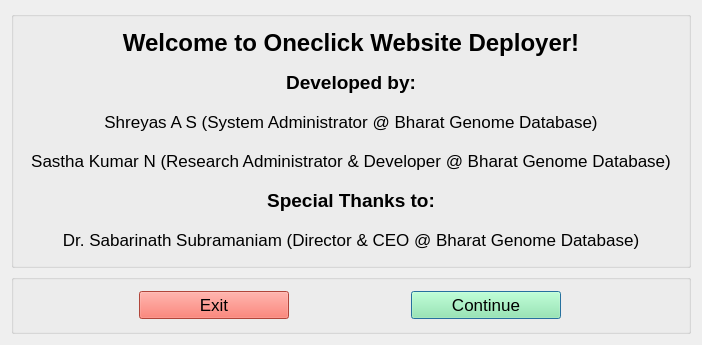
Before: the Qt Designer form WelcomeDialog.ui in shreyas-a-s/qt-python, drawn with Qt 5.
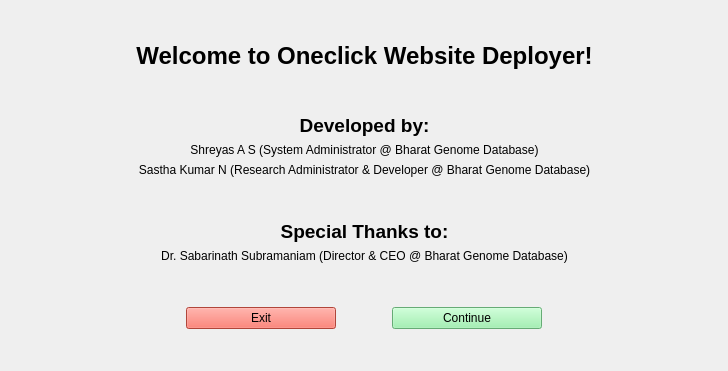
After: the same form once the commit is applied.

Commit message: Replace WelcomeDialog.py & WelcomeDialog.ui with latest versions

```diff
--- a/WelcomeDialog.ui
+++ b/WelcomeDialog.ui
@@ -1,89 +1,31 @@
 <?xml version="1.0" encoding="UTF-8"?>
 <ui version="4.0">
  <class>WelcomeDialogWindow</class>
- <widget class="QDialog" name="WelcomeDialogWindow">
+ <widget class="QMainWindow" name="WelcomeDialogWindow">
   <property name="geometry">
    <rect>
     <x>0</x>
     <y>0</y>
-    <width>702</width>
-    <height>345</height>
+    <width>728</width>
+    <height>371</height>
    </rect>
   </property>
   <property name="minimumSize">
    <size>
-    <width>702</width>
-    <height>345</height>
+    <width>728</width>
+    <height>371</height>
    </size>
   </property>
-  <property name="font">
-   <font>
-    <pointsize>13</pointsize>
-   </font>
-  </property>
-  <property name="focusPolicy">
-   <enum>Qt::ClickFocus</enum>
-  </property>
   <property name="windowTitle">
    <string>Welcome Dialog</string>
   </property>
-  <property name="locale">
-   <locale language="English" country="World"/>
-  </property>
-  <property name="sizeGripEnabled">
-   <bool>false</bool>
-  </property>
-  <layout class="QVBoxLayout" name="verticalLayout">
-   <item>
-    <widget class="QGroupBox" name="GroupBox1">
-     <layout class="QHBoxLayout" name="horizontalLayout">
-      <item>
-       <layout class="QGridLayout" name="GridLayout1">
-        <item row="2" column="0">
-         <widget class="QLabel" name="Name1">
-          <property name="text">
-           <string>Shreyas A S (System Administrator @ Bharat Genome Database)</string>
-          </property>
-          <property name="alignment">
-           <set>Qt::AlignCenter</set>
-          </property>
-         </widget>
-        </item>
+  <widget class="QWidget" name="centralwidget">
+   <layout class="QGridLayout" name="gridLayout_2">
+    <item row="1" column="1">
+     <layout class="QGridLayout" name="gridLayout">
         <item row="4" column="0">
-         <widget class="QLabel" name="ThanksText">
-          <property name="font">
-           <font>
-            <pointsize>14</pointsize>
-            <weight>75</weight>
-            <bold>true</bold>
-           </font>
-          </property>
-          <property name="text">
-           <string>Special Thanks to:</string>
-          </property>
-          <property name="alignment">
-           <set>Qt::AlignCenter</set>
-          </property>
-         </widget>
-        </item>
-        <item row="1" column="0">
-         <widget class="QLabel" name="DevelopedByText">
-          <property name="font">
-           <font>
-            <pointsize>14</pointsize>
-            <weight>75</weight>
-            <bold>true</bold>
-           </font>
-          </property>
-          <property name="text">
-           <string>Developed by:</string>
-          </property>
-          <property name="alignment">
-           <set>Qt::AlignCenter</set>
-          </property>
-         </widget>
-        </item>
-        <item row="0" column="0">
+       <layout class="QVBoxLayout" name="verticalLayout_2">
+        <item>
          <widget class="QLabel" name="WelcomeHeader">
           <property name="font">
            <font>
@@ -100,7 +42,49 @@
           </property>
          </widget>
         </item>
-        <item row="3" column="0">
+        <item>
+         <layout class="QVBoxLayout" name="verticalLayout_5">
+          <item>
+           <spacer name="verticalSpacer_5">
+            <property name="orientation">
+             <enum>Qt::Vertical</enum>
+            </property>
+            <property name="sizeHint" stdset="0">
+             <size>
+              <width>20</width>
+              <height>40</height>
+             </size>
+            </property>
+           </spacer>
+          </item>
+          <item>
+           <widget class="QLabel" name="DevelopedByText">
+            <property name="font">
+             <font>
+              <pointsize>14</pointsize>
+              <weight>75</weight>
+              <bold>true</bold>
+             </font>
+            </property>
+            <property name="text">
+             <string>Developed by:</string>
+            </property>
+            <property name="alignment">
+             <set>Qt::AlignCenter</set>
+            </property>
+           </widget>
+          </item>
+          <item>
+           <widget class="QLabel" name="Name1">
+            <property name="text">
+             <string>Shreyas A S (System Administrator @ Bharat Genome Database)</string>
+            </property>
+            <property name="alignment">
+             <set>Qt::AlignCenter</set>
+            </property>
+           </widget>
+          </item>
+          <item>
          <widget class="QLabel" name="Name2">
           <property name="text">
            <string>Sastha Kumar N (Research Administrator &amp; Developer @ Bharat Genome Database)</string>
@@ -110,7 +94,41 @@
           </property>
          </widget>
         </item>
-        <item row="5" column="0">
+         </layout>
+        </item>
+        <item>
+         <spacer name="verticalSpacer">
+          <property name="orientation">
+           <enum>Qt::Vertical</enum>
+          </property>
+          <property name="sizeHint" stdset="0">
+           <size>
+            <width>20</width>
+            <height>40</height>
+           </size>
+          </property>
+         </spacer>
+        </item>
+        <item>
+         <layout class="QVBoxLayout" name="verticalLayout_9">
+          <item>
+           <widget class="QLabel" name="ThanksText">
+            <property name="font">
+             <font>
+              <pointsize>14</pointsize>
+              <weight>75</weight>
+              <bold>true</bold>
+             </font>
+            </property>
+            <property name="text">
+             <string>Special Thanks to:</string>
+            </property>
+            <property name="alignment">
+             <set>Qt::AlignCenter</set>
+            </property>
+           </widget>
+          </item>
+          <item>
          <widget class="QLabel" name="Name3">
           <property name="text">
            <string>Dr. Sabarinath Subramaniam (Director &amp; CEO @ Bharat Genome Database)</string>
@@ -120,482 +138,24 @@
           </property>
          </widget>
         </item>
-       </layout>
-      </item>
-     </layout>
-    </widget>
-   </item>
    <item>
-    <widget class="QGroupBox" name="GroupBox2">
-     <property name="maximumSize">
-      <size>
-       <width>16777215</width>
-       <height>60</height>
-      </size>
-     </property>
-     <property name="title">
-      <string/>
-     </property>
-     <layout class="QGridLayout" name="gridLayout_3">
-      <item row="0" column="1">
-       <widget class="QPushButton" name="ContinueButton">
-        <property name="maximumSize">
+           <spacer name="verticalSpacer_4">
+            <property name="orientation">
+             <enum>Qt::Vertical</enum>
+            </property>
+            <property name="sizeHint" stdset="0">
          <size>
-          <width>150</width>
-          <height>16777215</height>
-         </size>
-        </property>
-        <property name="palette">
-         <palette>
-          <active>
-           <colorrole role="WindowText">
-            <brush brushstyle="SolidPattern">
-             <color alpha="255">
-              <red>0</red>
-              <green>0</green>
-              <blue>0</blue>
-             </color>
-            </brush>
-           </colorrole>
-           <colorrole role="Button">
-            <brush brushstyle="SolidPattern">
-             <color alpha="255">
-              <red>143</red>
-              <green>240</green>
-              <blue>164</blue>
-             </color>
-            </brush>
-           </colorrole>
-           <colorrole role="Light">
-            <brush brushstyle="SolidPattern">
-             <color alpha="255">
-              <red>255</red>
-              <green>255</green>
-              <blue>255</blue>
-             </color>
-            </brush>
-           </colorrole>
-           <colorrole role="Midlight">
-            <brush brushstyle="SolidPattern">
-             <color alpha="255">
-              <red>199</red>
-              <green>247</green>
-              <blue>209</blue>
-             </color>
-            </brush>
-           </colorrole>
-           <colorrole role="Dark">
-            <brush brushstyle="SolidPattern">
-             <color alpha="255">
-              <red>72</red>
-              <green>120</green>
-              <blue>82</blue>
-             </color>
-            </brush>
-           </colorrole>
-           <colorrole role="Mid">
-            <brush brushstyle="SolidPattern">
-             <color alpha="255">
-              <red>95</red>
-              <green>160</green>
-              <blue>109</blue>
-             </color>
-            </brush>
-           </colorrole>
-           <colorrole role="Text">
-            <brush brushstyle="SolidPattern">
-             <color alpha="255">
-              <red>0</red>
-              <green>0</green>
-              <blue>0</blue>
-             </color>
-            </brush>
-           </colorrole>
-           <colorrole role="BrightText">
-            <brush brushstyle="SolidPattern">
-             <color alpha="255">
-              <red>255</red>
-              <green>255</green>
-              <blue>255</blue>
-             </color>
-            </brush>
-           </colorrole>
-           <colorrole role="ButtonText">
-            <brush brushstyle="SolidPattern">
-             <color alpha="255">
-              <red>0</red>
-              <green>0</green>
-              <blue>0</blue>
-             </color>
-            </brush>
-           </colorrole>
-           <colorrole role="Base">
-            <brush brushstyle="SolidPattern">
-             <color alpha="255">
-              <red>255</red>
-              <green>255</green>
-              <blue>255</blue>
-             </color>
-            </brush>
-           </colorrole>
-           <colorrole role="Window">
-            <brush brushstyle="SolidPattern">
-             <color alpha="255">
-              <red>143</red>
-              <green>240</green>
-              <blue>164</blue>
-             </color>
-            </brush>
-           </colorrole>
-           <colorrole role="Shadow">
-            <brush brushstyle="SolidPattern">
-             <color alpha="255">
-              <red>0</red>
-              <green>0</green>
-              <blue>0</blue>
-             </color>
-            </brush>
-           </colorrole>
-           <colorrole role="AlternateBase">
-            <brush brushstyle="SolidPattern">
-             <color alpha="255">
-              <red>199</red>
-              <green>247</green>
-              <blue>209</blue>
-             </color>
-            </brush>
-           </colorrole>
-           <colorrole role="ToolTipBase">
-            <brush brushstyle="SolidPattern">
-             <color alpha="255">
-              <red>255</red>
-              <green>255</green>
-              <blue>220</blue>
-             </color>
-            </brush>
-           </colorrole>
-           <colorrole role="ToolTipText">
-            <brush brushstyle="SolidPattern">
-             <color alpha="255">
-              <red>0</red>
-              <green>0</green>
-              <blue>0</blue>
-             </color>
-            </brush>
-           </colorrole>
-           <colorrole role="PlaceholderText">
-            <brush brushstyle="SolidPattern">
-             <color alpha="128">
-              <red>0</red>
-              <green>0</green>
-              <blue>0</blue>
-             </color>
-            </brush>
-           </colorrole>
-          </active>
-          <inactive>
-           <colorrole role="WindowText">
-            <brush brushstyle="SolidPattern">
-             <color alpha="255">
-              <red>0</red>
-              <green>0</green>
-              <blue>0</blue>
-             </color>
-            </brush>
-           </colorrole>
-           <colorrole role="Button">
-            <brush brushstyle="SolidPattern">
-             <color alpha="255">
-              <red>143</red>
-              <green>240</green>
-              <blue>164</blue>
-             </color>
-            </brush>
-           </colorrole>
-           <colorrole role="Light">
-            <brush brushstyle="SolidPattern">
-             <color alpha="255">
-              <red>255</red>
-              <green>255</green>
-              <blue>255</blue>
-             </color>
-            </brush>
-           </colorrole>
-           <colorrole role="Midlight">
-            <brush brushstyle="SolidPattern">
-             <color alpha="255">
-              <red>199</red>
-              <green>247</green>
-              <blue>209</blue>
-             </color>
-            </brush>
-           </colorrole>
-           <colorrole role="Dark">
-            <brush brushstyle="SolidPattern">
-             <color alpha="255">
-              <red>72</red>
-              <green>120</green>
-              <blue>82</blue>
-             </color>
-            </brush>
-           </colorrole>
-           <colorrole role="Mid">
-            <brush brushstyle="SolidPattern">
-             <color alpha="255">
-              <red>95</red>
-              <green>160</green>
-              <blue>109</blue>
-             </color>
-            </brush>
-           </colorrole>
-           <colorrole role="Text">
-            <brush brushstyle="SolidPattern">
-             <color alpha="255">
-              <red>0</red>
-              <green>0</green>
-              <blue>0</blue>
-             </color>
-            </brush>
-           </colorrole>
-           <colorrole role="BrightText">
-            <brush brushstyle="SolidPattern">
-             <color alpha="255">
-              <red>255</red>
-              <green>255</green>
-              <blue>255</blue>
-             </color>
-            </brush>
-           </colorrole>
-           <colorrole role="ButtonText">
-            <brush brushstyle="SolidPattern">
-             <color alpha="255">
-              <red>0</red>
-              <green>0</green>
-              <blue>0</blue>
-             </color>
-            </brush>
-           </colorrole>
-           <colorrole role="Base">
-            <brush brushstyle="SolidPattern">
-             <color alpha="255">
-              <red>255</red>
-              <green>255</green>
-              <blue>255</blue>
-             </color>
-            </brush>
-           </colorrole>
-           <colorrole role="Window">
-            <brush brushstyle="SolidPattern">
-             <color alpha="255">
-              <red>143</red>
-              <green>240</green>
-              <blue>164</blue>
-             </color>
-            </brush>
-           </colorrole>
-           <colorrole role="Shadow">
-            <brush brushstyle="SolidPattern">
-             <color alpha="255">
-              <red>0</red>
-              <green>0</green>
-              <blue>0</blue>
-             </color>
-            </brush>
-           </colorrole>
-           <colorrole role="AlternateBase">
-            <brush brushstyle="SolidPattern">
-             <color alpha="255">
-              <red>199</red>
-              <green>247</green>
-              <blue>209</blue>
-             </color>
-            </brush>
-           </colorrole>
-           <colorrole role="ToolTipBase">
-            <brush brushstyle="SolidPattern">
-             <color alpha="255">
-              <red>255</red>
-              <green>255</green>
-              <blue>220</blue>
-             </color>
-            </brush>
-           </colorrole>
-           <colorrole role="ToolTipText">
-            <brush brushstyle="SolidPattern">
-             <color alpha="255">
-              <red>0</red>
-              <green>0</green>
-              <blue>0</blue>
-             </color>
-            </brush>
-           </colorrole>
-           <colorrole role="PlaceholderText">
-            <brush brushstyle="SolidPattern">
-             <color alpha="128">
-              <red>0</red>
-              <green>0</green>
-              <blue>0</blue>
-             </color>
-            </brush>
-           </colorrole>
-          </inactive>
-          <disabled>
-           <colorrole role="WindowText">
-            <brush brushstyle="SolidPattern">
-             <color alpha="255">
-              <red>72</red>
-              <green>120</green>
-              <blue>82</blue>
-             </color>
-            </brush>
-           </colorrole>
-           <colorrole role="Button">
-            <brush brushstyle="SolidPattern">
-             <color alpha="255">
-              <red>143</red>
-              <green>240</green>
-              <blue>164</blue>
-             </color>
-            </brush>
-           </colorrole>
-           <colorrole role="Light">
-            <brush brushstyle="SolidPattern">
-             <color alpha="255">
-              <red>255</red>
-              <green>255</green>
-              <blue>255</blue>
-             </color>
-            </brush>
-           </colorrole>
-           <colorrole role="Midlight">
-            <brush brushstyle="SolidPattern">
-             <color alpha="255">
-              <red>199</red>
-              <green>247</green>
-              <blue>209</blue>
-             </color>
-            </brush>
-           </colorrole>
-           <colorrole role="Dark">
-            <brush brushstyle="SolidPattern">
-             <color alpha="255">
-              <red>72</red>
-              <green>120</green>
-              <blue>82</blue>
-             </color>
-            </brush>
-           </colorrole>
-           <colorrole role="Mid">
-            <brush brushstyle="SolidPattern">
-             <color alpha="255">
-              <red>95</red>
-              <green>160</green>
-              <blue>109</blue>
-             </color>
-            </brush>
-           </colorrole>
-           <colorrole role="Text">
-            <brush brushstyle="SolidPattern">
-             <color alpha="255">
-              <red>72</red>
-              <green>120</green>
-              <blue>82</blue>
-             </color>
-            </brush>
-           </colorrole>
-           <colorrole role="BrightText">
-            <brush brushstyle="SolidPattern">
-             <color alpha="255">
-              <red>255</red>
-              <green>255</green>
-              <blue>255</blue>
-             </color>
-            </brush>
-           </colorrole>
-           <colorrole role="ButtonText">
-            <brush brushstyle="SolidPattern">
-             <color alpha="255">
-              <red>72</red>
-              <green>120</green>
-              <blue>82</blue>
-             </color>
-            </brush>
-           </colorrole>
-           <colorrole role="Base">
-            <brush brushstyle="SolidPattern">
-             <color alpha="255">
-              <red>143</red>
-              <green>240</green>
-              <blue>164</blue>
-             </color>
-            </brush>
-           </colorrole>
-           <colorrole role="Window">
-            <brush brushstyle="SolidPattern">
-             <color alpha="255">
-              <red>143</red>
-              <green>240</green>
-              <blue>164</blue>
-             </color>
-            </brush>
-           </colorrole>
-           <colorrole role="Shadow">
-            <brush brushstyle="SolidPattern">
-             <color alpha="255">
-              <red>0</red>
-              <green>0</green>
-              <blue>0</blue>
-             </color>
-            </brush>
-           </colorrole>
-           <colorrole role="AlternateBase">
-            <brush brushstyle="SolidPattern">
-             <color alpha="255">
-              <red>143</red>
-              <green>240</green>
-              <blue>164</blue>
-             </color>
-            </brush>
-           </colorrole>
-           <colorrole role="ToolTipBase">
-            <brush brushstyle="SolidPattern">
-             <color alpha="255">
-              <red>255</red>
-              <green>255</green>
-              <blue>220</blue>
-             </color>
-            </brush>
-           </colorrole>
-           <colorrole role="ToolTipText">
-            <brush brushstyle="SolidPattern">
-             <color alpha="255">
-              <red>0</red>
-              <green>0</green>
-              <blue>0</blue>
-             </color>
-            </brush>
-           </colorrole>
-           <colorrole role="PlaceholderText">
-            <brush brushstyle="SolidPattern">
-             <color alpha="128">
-              <red>0</red>
-              <green>0</green>
-              <blue>0</blue>
-             </color>
-            </brush>
-           </colorrole>
-          </disabled>
-         </palette>
-        </property>
-        <property name="cursor">
-         <cursorShape>PointingHandCursor</cursorShape>
-        </property>
-        <property name="text">
-         <string>Continue</string>
-        </property>
-       </widget>
-      </item>
-      <item row="0" column="0">
+              <width>20</width>
+              <height>40</height>
+             </size>
+            </property>
+           </spacer>
+          </item>
+         </layout>
+        </item>
+        <item>
+         <layout class="QHBoxLayout" name="horizontalLayout">
+          <item>
        <widget class="QPushButton" name="ExitButton">
         <property name="maximumSize">
          <size>
@@ -1053,10 +613,524 @@
         </property>
        </widget>
       </item>
-     </layout>
+          <item>
+           <widget class="QPushButton" name="ContinueButton">
+            <property name="maximumSize">
+             <size>
+              <width>150</width>
+              <height>16777215</height>
+             </size>
+            </property>
+            <property name="palette">
+             <palette>
+              <active>
+               <colorrole role="WindowText">
+                <brush brushstyle="SolidPattern">
+                 <color alpha="255">
+                  <red>0</red>
+                  <green>0</green>
+                  <blue>0</blue>
+                 </color>
+                </brush>
+               </colorrole>
+               <colorrole role="Button">
+                <brush brushstyle="SolidPattern">
+                 <color alpha="255">
+                  <red>143</red>
+                  <green>240</green>
+                  <blue>164</blue>
+                 </color>
+                </brush>
+               </colorrole>
+               <colorrole role="Light">
+                <brush brushstyle="SolidPattern">
+                 <color alpha="255">
+                  <red>255</red>
+                  <green>255</green>
+                  <blue>255</blue>
+                 </color>
+                </brush>
+               </colorrole>
+               <colorrole role="Midlight">
+                <brush brushstyle="SolidPattern">
+                 <color alpha="255">
+                  <red>199</red>
+                  <green>247</green>
+                  <blue>209</blue>
+                 </color>
+                </brush>
+               </colorrole>
+               <colorrole role="Dark">
+                <brush brushstyle="SolidPattern">
+                 <color alpha="255">
+                  <red>72</red>
+                  <green>120</green>
+                  <blue>82</blue>
+                 </color>
+                </brush>
+               </colorrole>
+               <colorrole role="Mid">
+                <brush brushstyle="SolidPattern">
+                 <color alpha="255">
+                  <red>95</red>
+                  <green>160</green>
+                  <blue>109</blue>
+                 </color>
+                </brush>
+               </colorrole>
+               <colorrole role="Text">
+                <brush brushstyle="SolidPattern">
+                 <color alpha="255">
+                  <red>0</red>
+                  <green>0</green>
+                  <blue>0</blue>
+                 </color>
+                </brush>
+               </colorrole>
+               <colorrole role="BrightText">
+                <brush brushstyle="SolidPattern">
+                 <color alpha="255">
+                  <red>255</red>
+                  <green>255</green>
+                  <blue>255</blue>
+                 </color>
+                </brush>
+               </colorrole>
+               <colorrole role="ButtonText">
+                <brush brushstyle="SolidPattern">
+                 <color alpha="255">
+                  <red>0</red>
+                  <green>0</green>
+                  <blue>0</blue>
+                 </color>
+                </brush>
+               </colorrole>
+               <colorrole role="Base">
+                <brush brushstyle="SolidPattern">
+                 <color alpha="255">
+                  <red>255</red>
+                  <green>255</green>
+                  <blue>255</blue>
+                 </color>
+                </brush>
+               </colorrole>
+               <colorrole role="Window">
+                <brush brushstyle="SolidPattern">
+                 <color alpha="255">
+                  <red>143</red>
+                  <green>240</green>
+                  <blue>164</blue>
+                 </color>
+                </brush>
+               </colorrole>
+               <colorrole role="Shadow">
+                <brush brushstyle="SolidPattern">
+                 <color alpha="255">
+                  <red>0</red>
+                  <green>0</green>
+                  <blue>0</blue>
+                 </color>
+                </brush>
+               </colorrole>
+               <colorrole role="AlternateBase">
+                <brush brushstyle="SolidPattern">
+                 <color alpha="255">
+                  <red>199</red>
+                  <green>247</green>
+                  <blue>209</blue>
+                 </color>
+                </brush>
+               </colorrole>
+               <colorrole role="ToolTipBase">
+                <brush brushstyle="SolidPattern">
+                 <color alpha="255">
+                  <red>255</red>
+                  <green>255</green>
+                  <blue>220</blue>
+                 </color>
+                </brush>
+               </colorrole>
+               <colorrole role="ToolTipText">
+                <brush brushstyle="SolidPattern">
+                 <color alpha="255">
+                  <red>0</red>
+                  <green>0</green>
+                  <blue>0</blue>
+                 </color>
+                </brush>
+               </colorrole>
+               <colorrole role="PlaceholderText">
+                <brush brushstyle="SolidPattern">
+                 <color alpha="128">
+                  <red>0</red>
+                  <green>0</green>
+                  <blue>0</blue>
+                 </color>
+                </brush>
+               </colorrole>
+              </active>
+              <inactive>
+               <colorrole role="WindowText">
+                <brush brushstyle="SolidPattern">
+                 <color alpha="255">
+                  <red>0</red>
+                  <green>0</green>
+                  <blue>0</blue>
+                 </color>
+                </brush>
+               </colorrole>
+               <colorrole role="Button">
+                <brush brushstyle="SolidPattern">
+                 <color alpha="255">
+                  <red>143</red>
+                  <green>240</green>
+                  <blue>164</blue>
+                 </color>
+                </brush>
+               </colorrole>
+               <colorrole role="Light">
+                <brush brushstyle="SolidPattern">
+                 <color alpha="255">
+                  <red>255</red>
+                  <green>255</green>
+                  <blue>255</blue>
+                 </color>
+                </brush>
+               </colorrole>
+               <colorrole role="Midlight">
+                <brush brushstyle="SolidPattern">
+                 <color alpha="255">
+                  <red>199</red>
+                  <green>247</green>
+                  <blue>209</blue>
+                 </color>
+                </brush>
+               </colorrole>
+               <colorrole role="Dark">
+                <brush brushstyle="SolidPattern">
+                 <color alpha="255">
+                  <red>72</red>
+                  <green>120</green>
+                  <blue>82</blue>
+                 </color>
+                </brush>
+               </colorrole>
+               <colorrole role="Mid">
+                <brush brushstyle="SolidPattern">
+                 <color alpha="255">
+                  <red>95</red>
+                  <green>160</green>
+                  <blue>109</blue>
+                 </color>
+                </brush>
+               </colorrole>
+               <colorrole role="Text">
+                <brush brushstyle="SolidPattern">
+                 <color alpha="255">
+                  <red>0</red>
+                  <green>0</green>
+                  <blue>0</blue>
+                 </color>
+                </brush>
+               </colorrole>
+               <colorrole role="BrightText">
+                <brush brushstyle="SolidPattern">
+                 <color alpha="255">
+                  <red>255</red>
+                  <green>255</green>
+                  <blue>255</blue>
+                 </color>
+                </brush>
+               </colorrole>
+               <colorrole role="ButtonText">
+                <brush brushstyle="SolidPattern">
+                 <color alpha="255">
+                  <red>0</red>
+                  <green>0</green>
+                  <blue>0</blue>
+                 </color>
+                </brush>
+               </colorrole>
+               <colorrole role="Base">
+                <brush brushstyle="SolidPattern">
+                 <color alpha="255">
+                  <red>255</red>
+                  <green>255</green>
+                  <blue>255</blue>
+                 </color>
+                </brush>
+               </colorrole>
+               <colorrole role="Window">
+                <brush brushstyle="SolidPattern">
+                 <color alpha="255">
+                  <red>143</red>
+                  <green>240</green>
+                  <blue>164</blue>
+                 </color>
+                </brush>
+               </colorrole>
+               <colorrole role="Shadow">
+                <brush brushstyle="SolidPattern">
+                 <color alpha="255">
+                  <red>0</red>
+                  <green>0</green>
+                  <blue>0</blue>
+                 </color>
+                </brush>
+               </colorrole>
+               <colorrole role="AlternateBase">
+                <brush brushstyle="SolidPattern">
+                 <color alpha="255">
+                  <red>199</red>
+                  <green>247</green>
+                  <blue>209</blue>
+                 </color>
+                </brush>
+               </colorrole>
+               <colorrole role="ToolTipBase">
+                <brush brushstyle="SolidPattern">
+                 <color alpha="255">
+                  <red>255</red>
+                  <green>255</green>
+                  <blue>220</blue>
+                 </color>
+                </brush>
+               </colorrole>
+               <colorrole role="ToolTipText">
+                <brush brushstyle="SolidPattern">
+                 <color alpha="255">
+                  <red>0</red>
+                  <green>0</green>
+                  <blue>0</blue>
+                 </color>
+                </brush>
+               </colorrole>
+               <colorrole role="PlaceholderText">
+                <brush brushstyle="SolidPattern">
+                 <color alpha="128">
+                  <red>0</red>
+                  <green>0</green>
+                  <blue>0</blue>
+                 </color>
+                </brush>
+               </colorrole>
+              </inactive>
+              <disabled>
+               <colorrole role="WindowText">
+                <brush brushstyle="SolidPattern">
+                 <color alpha="255">
+                  <red>72</red>
+                  <green>120</green>
+                  <blue>82</blue>
+                 </color>
+                </brush>
+               </colorrole>
+               <colorrole role="Button">
+                <brush brushstyle="SolidPattern">
+                 <color alpha="255">
+                  <red>143</red>
+                  <green>240</green>
+                  <blue>164</blue>
+                 </color>
+                </brush>
+               </colorrole>
+               <colorrole role="Light">
+                <brush brushstyle="SolidPattern">
+                 <color alpha="255">
+                  <red>255</red>
+                  <green>255</green>
+                  <blue>255</blue>
+                 </color>
+                </brush>
+               </colorrole>
+               <colorrole role="Midlight">
+                <brush brushstyle="SolidPattern">
+                 <color alpha="255">
+                  <red>199</red>
+                  <green>247</green>
+                  <blue>209</blue>
+                 </color>
+                </brush>
+               </colorrole>
+               <colorrole role="Dark">
+                <brush brushstyle="SolidPattern">
+                 <color alpha="255">
+                  <red>72</red>
+                  <green>120</green>
+                  <blue>82</blue>
+                 </color>
+                </brush>
+               </colorrole>
+               <colorrole role="Mid">
+                <brush brushstyle="SolidPattern">
+                 <color alpha="255">
+                  <red>95</red>
+                  <green>160</green>
+                  <blue>109</blue>
+                 </color>
+                </brush>
+               </colorrole>
+               <colorrole role="Text">
+                <brush brushstyle="SolidPattern">
+                 <color alpha="255">
+                  <red>72</red>
+                  <green>120</green>
+                  <blue>82</blue>
+                 </color>
+                </brush>
+               </colorrole>
+               <colorrole role="BrightText">
+                <brush brushstyle="SolidPattern">
+                 <color alpha="255">
+                  <red>255</red>
+                  <green>255</green>
+                  <blue>255</blue>
+                 </color>
+                </brush>
+               </colorrole>
+               <colorrole role="ButtonText">
+                <brush brushstyle="SolidPattern">
+                 <color alpha="255">
+                  <red>72</red>
+                  <green>120</green>
+                  <blue>82</blue>
+                 </color>
+                </brush>
+               </colorrole>
+               <colorrole role="Base">
+                <brush brushstyle="SolidPattern">
+                 <color alpha="255">
+                  <red>143</red>
+                  <green>240</green>
+                  <blue>164</blue>
+                 </color>
+                </brush>
+               </colorrole>
+               <colorrole role="Window">
+                <brush brushstyle="SolidPattern">
+                 <color alpha="255">
+                  <red>143</red>
+                  <green>240</green>
+                  <blue>164</blue>
+                 </color>
+                </brush>
+               </colorrole>
+               <colorrole role="Shadow">
+                <brush brushstyle="SolidPattern">
+                 <color alpha="255">
+                  <red>0</red>
+                  <green>0</green>
+                  <blue>0</blue>
+                 </color>
+                </brush>
+               </colorrole>
+               <colorrole role="AlternateBase">
+                <brush brushstyle="SolidPattern">
+                 <color alpha="255">
+                  <red>143</red>
+                  <green>240</green>
+                  <blue>164</blue>
+                 </color>
+                </brush>
+               </colorrole>
+               <colorrole role="ToolTipBase">
+                <brush brushstyle="SolidPattern">
+                 <color alpha="255">
+                  <red>255</red>
+                  <green>255</green>
+                  <blue>220</blue>
+                 </color>
+                </brush>
+               </colorrole>
+               <colorrole role="ToolTipText">
+                <brush brushstyle="SolidPattern">
+                 <color alpha="255">
+                  <red>0</red>
+                  <green>0</green>
+                  <blue>0</blue>
+                 </color>
+                </brush>
+               </colorrole>
+               <colorrole role="PlaceholderText">
+                <brush brushstyle="SolidPattern">
+                 <color alpha="128">
+                  <red>0</red>
+                  <green>0</green>
+                  <blue>0</blue>
+                 </color>
+                </brush>
+               </colorrole>
+              </disabled>
+             </palette>
+            </property>
+            <property name="cursor">
+             <cursorShape>PointingHandCursor</cursorShape>
+            </property>
+            <property name="text">
+             <string>Continue</string>
+            </property>
     </widget>
    </item>
   </layout>
+        </item>
+       </layout>
+      </item>
+     </layout>
+    </item>
+    <item row="0" column="1">
+     <spacer name="verticalSpacer_2">
+      <property name="orientation">
+       <enum>Qt::Vertical</enum>
+      </property>
+      <property name="sizeHint" stdset="0">
+       <size>
+        <width>20</width>
+        <height>40</height>
+       </size>
+      </property>
+     </spacer>
+    </item>
+    <item row="2" column="1">
+     <spacer name="verticalSpacer_3">
+      <property name="orientation">
+       <enum>Qt::Vertical</enum>
+      </property>
+      <property name="sizeHint" stdset="0">
+       <size>
+        <width>20</width>
+        <height>40</height>
+       </size>
+      </property>
+     </spacer>
+    </item>
+    <item row="1" column="0">
+     <spacer name="horizontalSpacer">
+      <property name="orientation">
+       <enum>Qt::Horizontal</enum>
+      </property>
+      <property name="sizeHint" stdset="0">
+       <size>
+        <width>40</width>
+        <height>20</height>
+       </size>
+      </property>
+     </spacer>
+    </item>
+    <item row="1" column="2">
+     <spacer name="horizontalSpacer_2">
+      <property name="orientation">
+       <enum>Qt::Horizontal</enum>
+      </property>
+      <property name="sizeHint" stdset="0">
+       <size>
+        <width>40</width>
+        <height>20</height>
+       </size>
+      </property>
+     </spacer>
+    </item>
+   </layout>
+  </widget>
  </widget>
  <resources/>
  <connections/>
```
Lines whose indentation alone changed are shown as unchanged. The commit also changes 2 other files.
